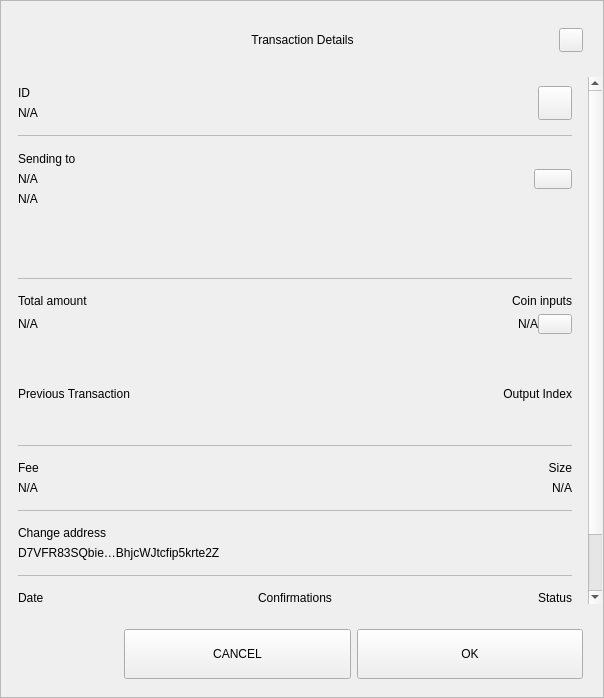
The window that src/qt/pivx/forms/sendconfirmdialog.ui (MotoAcidic/pivx-gui) describes before a commit, drawn with Qt 5.
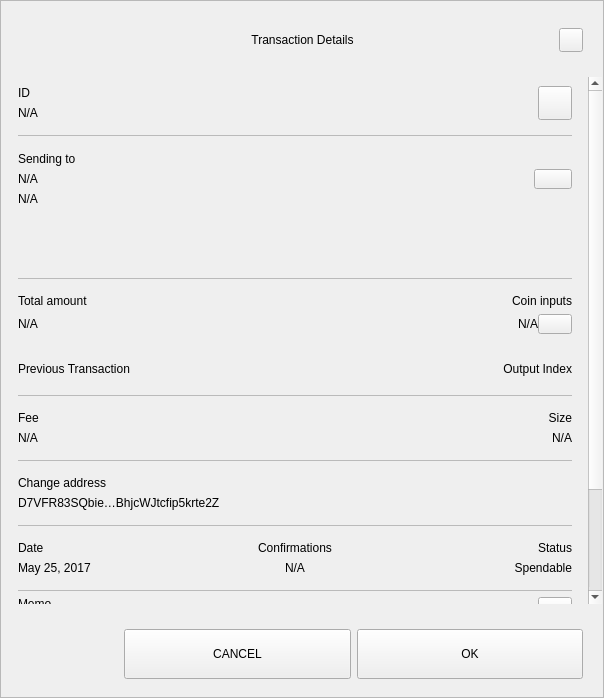
The same window after the commit.

The edit to the form file:
```diff
--- a/src/qt/pivx/forms/sendconfirmdialog.ui
+++ b/src/qt/pivx/forms/sendconfirmdialog.ui
@@ -18,7 +18,7 @@
   </property>
   <property name="minimumSize">
    <size>
-    <width>574</width>
+    <width>580</width>
     <height>500</height>
    </size>
   </property>
@@ -181,7 +181,7 @@
         <property name="minimumSize">
          <size>
           <width>0</width>
-          <height>0</height>
+          <height>450</height>
          </size>
         </property>
         <layout class="QVBoxLayout" name="verticalLayout_4">
@@ -219,7 +219,7 @@
               <x>0</x>
               <y>0</y>
               <width>586</width>
-              <height>644</height>
+              <height>700</height>
              </rect>
             </property>
             <property name="autoFillBackground">
@@ -596,7 +596,7 @@
                   </layout>
                  </widget>
                 </item>
-                <item>
+                <item alignment="Qt::AlignTop">
                  <widget class="QFrame" name="gridInputs">
                   <property name="sizePolicy">
                    <sizepolicy hsizetype="Preferred" vsizetype="MinimumExpanding">
@@ -607,7 +607,7 @@
                   <property name="minimumSize">
                    <size>
                     <width>0</width>
-                    <height>90</height>
+                    <height>40</height>
                    </size>
                   </property>
                   <property name="lineWidth">
@@ -928,6 +928,119 @@
                   </property>
                  </widget>
                 </item>
+                <item>
+                 <widget class="QWidget" name="contentMemo" native="true">
+                  <layout class="QVBoxLayout" name="contentMemo_layout">
+                   <property name="spacing">
+                    <number>0</number>
+                   </property>
+                   <property name="leftMargin">
+                    <number>0</number>
+                   </property>
+                   <property name="topMargin">
+                    <number>0</number>
+                   </property>
+                   <property name="rightMargin">
+                    <number>0</number>
+                   </property>
+                   <property name="bottomMargin">
+                    <number>0</number>
+                   </property>
+                   <item>
+                    <layout class="QHBoxLayout" name="horizontalLayout_2">
+                     <property name="spacing">
+                      <number>0</number>
+                     </property>
+                     <item>
+                      <widget class="QLabel" name="labelMemo">
+                       <property name="maximumSize">
+                        <size>
+                         <width>16777215</width>
+                         <height>16777215</height>
+                        </size>
+                       </property>
+                       <property name="text">
+                        <string>Memo</string>
+                       </property>
+                       <property name="alignment">
+                        <set>Qt::AlignLeading|Qt::AlignLeft|Qt::AlignTop</set>
+                       </property>
+                      </widget>
+                     </item>
+                     <item>
+                      <widget class="QPushButton" name="pushCopyMemo">
+                       <property name="minimumSize">
+                        <size>
+                         <width>34</width>
+                         <height>34</height>
+                        </size>
+                       </property>
+                       <property name="maximumSize">
+                        <size>
+                         <width>34</width>
+                         <height>34</height>
+                        </size>
+                       </property>
+                       <property name="focusPolicy">
+                        <enum>Qt::NoFocus</enum>
+                       </property>
+                       <property name="text">
+                        <string/>
+                       </property>
+                       <property name="iconSize">
+                        <size>
+                         <width>18</width>
+                         <height>18</height>
+                        </size>
+                       </property>
+                      </widget>
+                     </item>
+                    </layout>
+                   </item>
+                   <item>
+                    <widget class="QPlainTextEdit" name="textMemo">
+                     <property name="sizePolicy">
+                      <sizepolicy hsizetype="Expanding" vsizetype="MinimumExpanding">
+                       <horstretch>0</horstretch>
+                       <verstretch>0</verstretch>
+                      </sizepolicy>
+                     </property>
+                     <property name="verticalScrollBarPolicy">
+                      <enum>Qt::ScrollBarAsNeeded</enum>
+                     </property>
+                     <property name="horizontalScrollBarPolicy">
+                      <enum>Qt::ScrollBarAlwaysOff</enum>
+                     </property>
+                     <property name="sizeAdjustPolicy">
+                      <enum>QAbstractScrollArea::AdjustToContents</enum>
+                     </property>
+                     <property name="undoRedoEnabled">
+                      <bool>false</bool>
+                     </property>
+                     <property name="readOnly">
+                      <bool>true</bool>
+                     </property>
+                    </widget>
+                   </item>
+                  </layout>
+                 </widget>
+                </item>
+                <item>
+                 <widget class="QLabel" name="labelDividerMemo">
+                  <property name="maximumSize">
+                   <size>
+                    <width>16777215</width>
+                    <height>1</height>
+                   </size>
+                  </property>
+                  <property name="styleSheet">
+                   <string notr="true">background-color:#bababa;</string>
+                  </property>
+                  <property name="text">
+                   <string/>
+                  </property>
+                 </widget>
+                </item>
                 <item>
                  <spacer name="verticalSpacer_2">
                   <property name="orientation">
```
